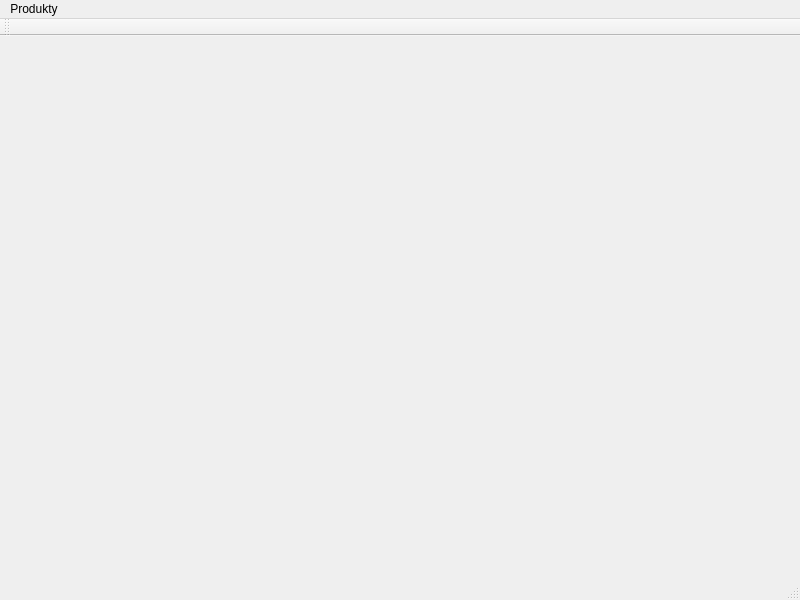
Qt form ui/MainWindow.ui (MagdaOleksandrTeam/ProductionPlanner) before a commit.
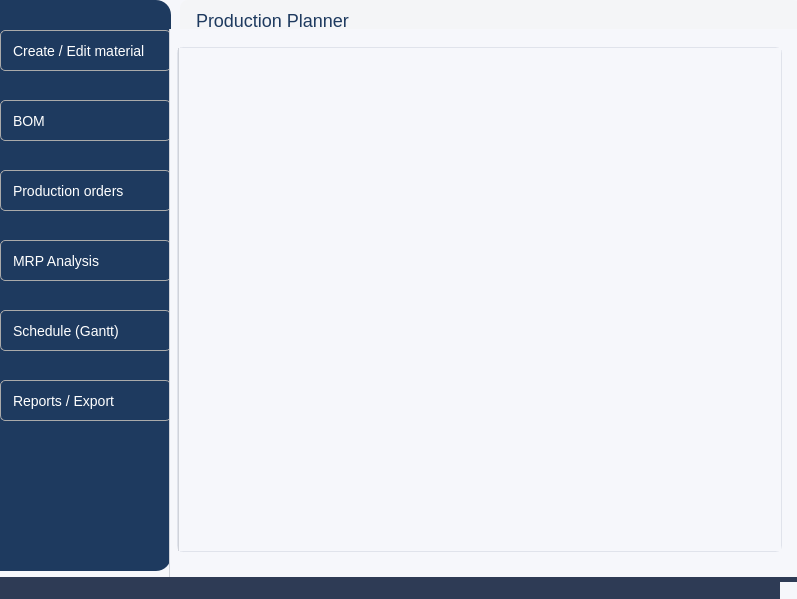
The same form after that commit. The open tabs and pages were chosen to show the change.

```diff
--- a/ui/MainWindow.ui
+++ b/ui/MainWindow.ui
@@ -6,42 +6,247 @@
    <rect>
     <x>0</x>
     <y>0</y>
-    <width>800</width>
-    <height>600</height>
+    <width>797</width>
+    <height>599</height>
    </rect>
   </property>
   <property name="windowTitle">
    <string>MainWindow</string>
   </property>
-  <widget class="QWidget" name="centralwidget"/>
-  <widget class="QMenuBar" name="menubar">
-   <property name="geometry">
-    <rect>
-     <x>0</x>
-     <y>0</y>
-     <width>800</width>
-     <height>22</height>
-    </rect>
-   </property>
-   <widget class="QMenu" name="menuProdukty">
-    <property name="title">
-     <string>Produkty</string>
+  <property name="styleSheet">
+   <string notr="true">background-color: #F6F7FB;</string>
+  </property>
+  <widget class="QWidget" name="centralwidget">
+   <widget class="QWidget" name="horizontalLayoutWidget">
+    <property name="geometry">
+     <rect>
+      <x>0</x>
+      <y>0</y>
+      <width>171</width>
+      <height>571</height>
+     </rect>
     </property>
-    <addaction name="actionNowy_produkt"/>
+    <layout class="QHBoxLayout" name="sidebar">
+     <item>
+      <widget class="QWidget" name="sidebarWidget" native="true">
+       <property name="minimumSize">
+        <size>
+         <width>0</width>
+         <height>0</height>
+        </size>
+       </property>
+       <property name="styleSheet">
+        <string notr="true">QWidget#sidebarWidget {
+    background-color: #1E3A5F;
+    border-top-right-radius: 15px;
+    border-bottom-right-radius: 15px;
+}
+
+QWidget#sidebarWidget QPushButton {
+    color: white;
+    background-color: transparent;
+    border: 1px solid #AAAAAA;
+    border-radius: 5px;
+    text-align: left;
+    padding: 8px 12px;
+    font-size: 14px;
+}
+
+QWidget#sidebarWidget QPushButton:hover {
+    background-color: #3A6EA5;
+    border-color: #888888;
+}
+
+QWidget#sidebarWidget QPushButton:pressed,
+QWidget#sidebarWidget QPushButton:checked {
+    background-color: #2E5C9A;
+    border-color: #666666;
+}</string>
+       </property>
+       <widget class="QPushButton" name="btn_material_mannager">
+        <property name="geometry">
+         <rect>
+          <x>0</x>
+          <y>30</y>
+          <width>171</width>
+          <height>41</height>
+         </rect>
+        </property>
+        <property name="text">
+         <string>Create / Edit material</string>
+        </property>
+       </widget>
+       <widget class="QPushButton" name="btn_bom">
+        <property name="geometry">
+         <rect>
+          <x>0</x>
+          <y>100</y>
+          <width>171</width>
+          <height>41</height>
+         </rect>
+        </property>
+        <property name="text">
+         <string>BOM</string>
+        </property>
+        <property name="checkable">
+         <bool>true</bool>
+        </property>
+       </widget>
+       <widget class="QPushButton" name="btn_production_orders">
+        <property name="geometry">
+         <rect>
+          <x>0</x>
+          <y>170</y>
+          <width>171</width>
+          <height>41</height>
+         </rect>
+        </property>
+        <property name="styleSheet">
+         <string notr="true"/>
+        </property>
+        <property name="text">
+         <string>Production orders</string>
+        </property>
+        <property name="checkable">
+         <bool>true</bool>
+        </property>
+       </widget>
+       <widget class="QPushButton" name="btn_mrp_analysis">
+        <property name="geometry">
+         <rect>
+          <x>0</x>
+          <y>240</y>
+          <width>171</width>
+          <height>41</height>
+         </rect>
+        </property>
+        <property name="text">
+         <string>MRP Analysis</string>
+        </property>
+        <property name="checkable">
+         <bool>true</bool>
+        </property>
+       </widget>
+       <widget class="QPushButton" name="btn_schedule_gantt">
+        <property name="geometry">
+         <rect>
+          <x>0</x>
+          <y>310</y>
+          <width>171</width>
+          <height>41</height>
+         </rect>
+        </property>
+        <property name="text">
+         <string>Schedule (Gantt)</string>
+        </property>
+        <property name="checkable">
+         <bool>true</bool>
+        </property>
+       </widget>
+       <widget class="QPushButton" name="btn_reports_export">
+        <property name="geometry">
+         <rect>
+          <x>0</x>
+          <y>380</y>
+          <width>171</width>
+          <height>41</height>
+         </rect>
+        </property>
+        <property name="text">
+         <string>Reports / Export</string>
+        </property>
+        <property name="checkable">
+         <bool>true</bool>
+        </property>
+       </widget>
+      </widget>
+     </item>
+    </layout>
    </widget>
-   <addaction name="menuProdukty"/>
+   <widget class="QLabel" name="mainTitle">
+    <property name="geometry">
+     <rect>
+      <x>180</x>
+      <y>0</y>
+      <width>621</width>
+      <height>41</height>
+     </rect>
+    </property>
+    <property name="font">
+     <font>
+      <family>Segoe UI</family>
+      <pointsize>-1</pointsize>
+      <bold>false</bold>
+     </font>
+    </property>
+    <property name="styleSheet">
+     <string notr="true">font-size: 18px;       
+color: #1E3A5F;          
+padding: 8px 12px;
+background-color: #F4F5F7;
+border-radius: 8px;</string>
+    </property>
+    <property name="text">
+     <string>Production Planner</string>
+    </property>
+   </widget>
+   <widget class="QWidget" name="horizontalLayoutWidget_2">
+    <property name="geometry">
+     <rect>
+      <x>169</x>
+      <y>29</y>
+      <width>641</width>
+      <height>551</height>
+     </rect>
+    </property>
+    <layout class="QHBoxLayout" name="mainArea">
+     <item>
+      <widget class="QWidget" name="mainAreaWidget" native="true">
+       <property name="styleSheet">
+        <string notr="true">background-color: #F6F7FB;
+    border-left: 1px solid #D0D3DA;</string>
+       </property>
+       <widget class="QStackedWidget" name="stackedWidget">
+        <property name="geometry">
+         <rect>
+          <x>0</x>
+          <y>10</y>
+          <width>621</width>
+          <height>521</height>
+         </rect>
+        </property>
+        <property name="styleSheet">
+         <string notr="true">QStackedWidget {
+    background-color: white;
+    border: 1px solid #E0E3EB;
+    border-radius: 6px;
+    margin: 8px;
+}</string>
+        </property>
+        <property name="currentIndex">
+         <number>1</number>
+        </property>
+        <widget class="QWidget" name="page">
+         <property name="styleSheet">
+          <string notr="true"/>
+         </property>
+        </widget>
+        <widget class="QWidget" name="page_2"/>
+       </widget>
+      </widget>
+     </item>
+    </layout>
+   </widget>
   </widget>
-  <widget class="QStatusBar" name="statusbar"/>
-  <widget class="QToolBar" name="toolBar">
-   <property name="windowTitle">
-    <string>toolBar</string>
+  <widget class="QStatusBar" name="statusbar">
+   <property name="styleSheet">
+    <string notr="true">QStatusBar {
+    background-color: #2E3B55;
+    color: #FFFFFF;
+    font-size: 12px;
+    padding: 5px 10px;
+}</string>
    </property>
-   <attribute name="toolBarArea">
-    <enum>TopToolBarArea</enum>
-   </attribute>
-   <attribute name="toolBarBreak">
-    <bool>false</bool>
-   </attribute>
   </widget>
   <action name="actionNowy_produkt">
    <property name="text">
```
Left out of the diff: 5 changed lines with no effect on the pictures.
